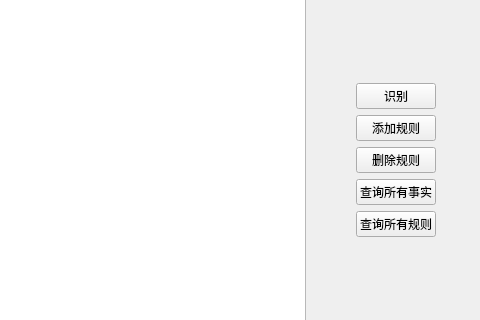
The window that mainwindow.ui (YoferChen/AnimalRecognitionSystem_Qt5) describes before a commit, drawn with Qt 5; both pictures show x 469 to 949 and y 213 to 533 of the 949 by 637 pixel window.
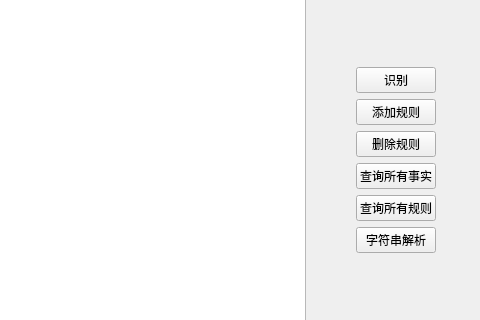
The same window after the commit.

Commit message: 完成规则字符串解析和规则初始化

```diff
--- a/mainwindow.ui
+++ b/mainwindow.ui
@@ -245,6 +245,13 @@
                </property>
               </widget>
              </item>
+             <item>
+              <widget class="QPushButton" name="pushButton_test">
+               <property name="text">
+                <string>字符串解析</string>
+               </property>
+              </widget>
+             </item>
              <item>
               <spacer name="verticalSpacer_2">
                <property name="orientation">
```
The commit also changes 3 other files.
